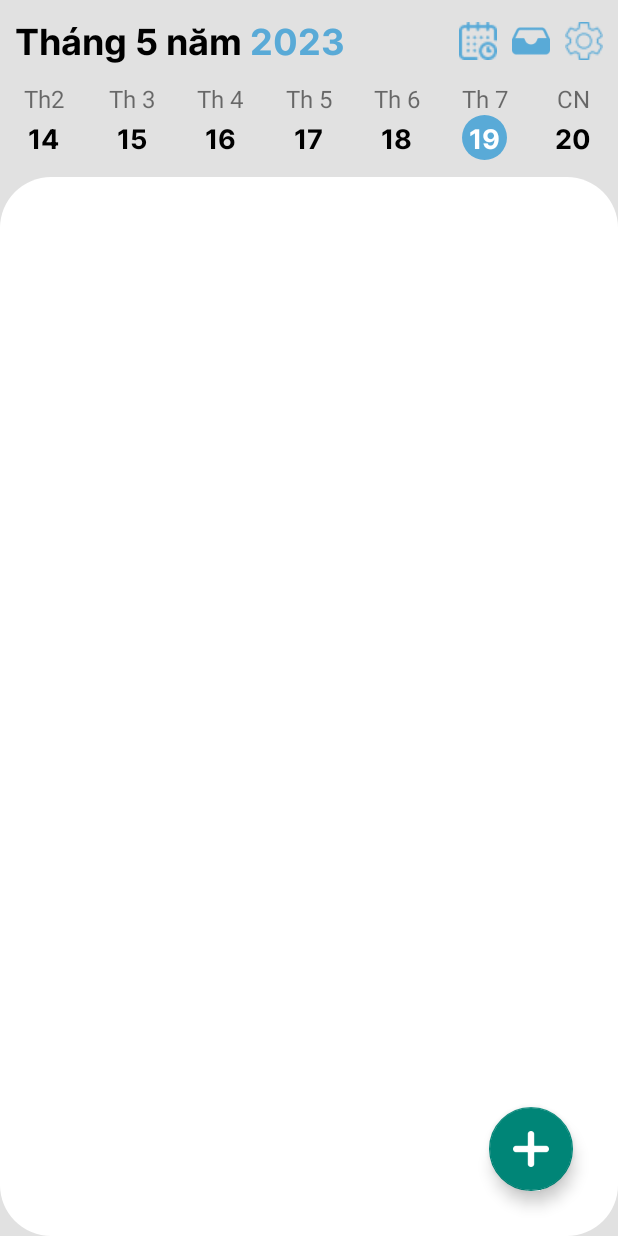
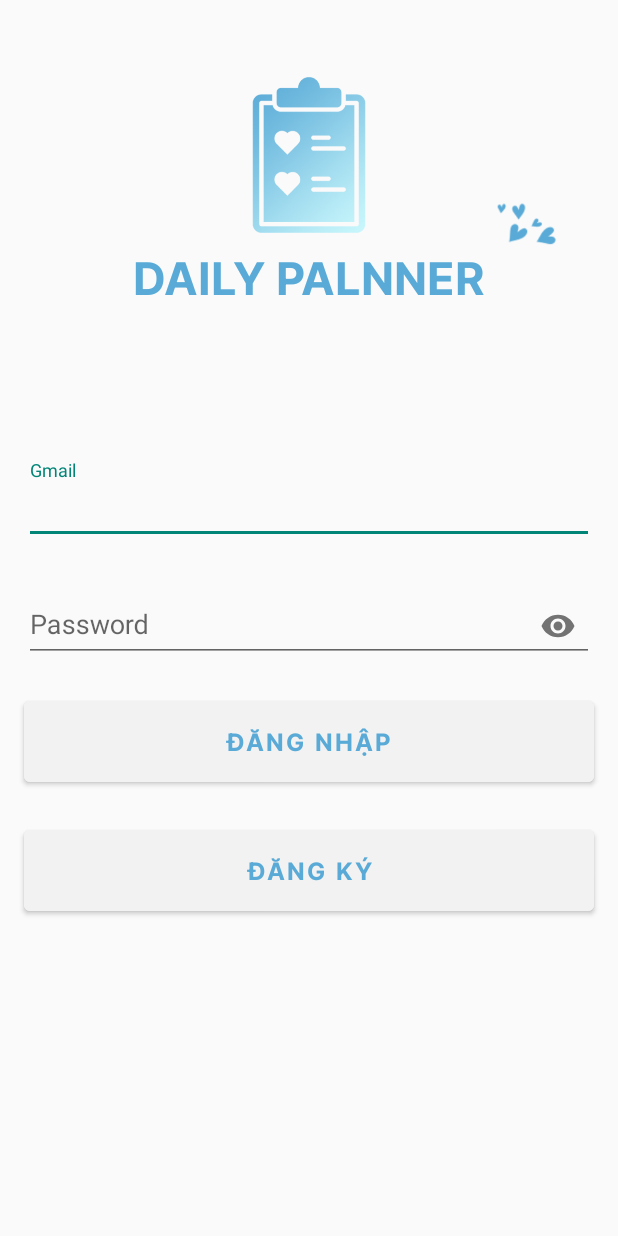
Before and after one commit to doanvu2000/Daily-Planner, an Android app: the screen it shows after launch (MainActivity before the commit, LoginActivity after it), on a phone screen of 412 x 824 dp. Run offline under Robolectric (Android 15) with nearby library versions, the phone set to English and light mode, and no system bars.

Commit message:
add splash, login, register account

```diff
--- a/app/src/main/java/com/dd/company/dailyplanner/data/api/PlanService.kt
+++ b/app/src/main/java/com/dd/company/dailyplanner/data/api/PlanService.kt
@@ -10,4 +10,7 @@ interface PlanService {
 
     @POST("api/v1/plans")
     fun syncPlan(@Query("email") email: String, @Body planBody: List<PlanEntity>): Call<Any>
+
+    @POST("api/v1/users")
+    fun registerAccount(@Body accountBody: AccountBody): Call<AccountResponse>
 }
--- a/app/src/main/java/com/dd/company/dailyplanner/ui/addplan/AddPlanActivity.kt
+++ b/app/src/main/java/com/dd/company/dailyplanner/ui/addplan/AddPlanActivity.kt
@@ -30,7 +30,7 @@ class AddPlanActivity : BaseActivity<ActivityAddPlanBinding>() {
     }
 
     private val email by lazy {
-        "huannd0101@gmail.com"
+        SharePreferenceUtil.get(SharePreferenceUtil.EMAIL_LOGIN)
     }
     private val day by lazy {
         intent?.extras?.getInt("day") ?: 0
--- a/app/src/main/java/com/dd/company/dailyplanner/ui/home/MainActivity.kt
+++ b/app/src/main/java/com/dd/company/dailyplanner/ui/home/MainActivity.kt
@@ -38,7 +38,7 @@ class MainActivity : BaseActivity<ActivityMainBinding>() {
         DialogPickDate(this)
     }
     private val email by lazy {
-        "huannd0101@gmail.com"
+        SharePreferenceUtil.get(SharePreferenceUtil.EMAIL_LOGIN)
     }
 
     override fun initView() {
--- /dev/null
+++ b/app/src/main/java/com/dd/company/dailyplanner/ui/login/LoginActivity.kt
@@ -0,0 +1,37 @@
+package com.dd.company.dailyplanner.ui.login
+
+import android.os.Bundle
+import androidx.appcompat.app.AppCompatActivity
+import com.dd.company.dailyplanner.databinding.ActivityLoginBinding
+import com.dd.company.dailyplanner.ui.home.MainActivity
+import com.dd.company.dailyplanner.utils.SharePreferenceUtil
+import com.dd.company.dailyplanner.utils.openActivity
+import com.dd.company.dailyplanner.utils.setOnSafeClick
+import com.dd.company.dailyplanner.utils.showToast
+
+class LoginActivity : AppCompatActivity() {
+    lateinit var binding: ActivityLoginBinding
+    override fun onCreate(savedInstanceState: Bundle?) {
+        super.onCreate(savedInstanceState)
+        binding = ActivityLoginBinding.inflate(layoutInflater)
+        setContentView(binding.root)
+        initListener()
+    }
+
+    private fun initListener() {
+        binding.btnRegister.setOnSafeClick {
+            openActivity(RegisterActivity::class.java)
+        }
+        binding.btnLogin.setOnSafeClick {
+            val email = binding.edtGmail.text.toString()
+            val password = binding.edtPassword.text.toString()
+            if (SharePreferenceUtil.get(email) == password) {
+                SharePreferenceUtil.save(SharePreferenceUtil.EMAIL_LOGIN, binding.edtGmail.text.toString())
+                openActivity(MainActivity::class.java)
+            } else {
+                showToast("Sai tài khoản hoặc mật khẩu!")
+            }
+        }
+    }
+
+}
--- /dev/null
+++ b/app/src/main/java/com/dd/company/dailyplanner/ui/splash/SplashActivity.kt
@@ -0,0 +1,23 @@
+package com.dd.company.dailyplanner.ui.splash
+
+import android.annotation.SuppressLint
+import android.os.Bundle
+import android.os.Handler
+import android.os.Looper
+import androidx.appcompat.app.AppCompatActivity
+import com.dd.company.dailyplanner.databinding.ActivitySplashBinding
+import com.dd.company.dailyplanner.ui.login.LoginActivity
+import com.dd.company.dailyplanner.utils.openActivity
+
+@SuppressLint("CustomSplashScreen")
+class SplashActivity : AppCompatActivity() {
+    lateinit var binding: ActivitySplashBinding
+    override fun onCreate(savedInstanceState: Bundle?) {
+        super.onCreate(savedInstanceState)
+        binding = ActivitySplashBinding.inflate(layoutInflater)
+        setContentView(binding.root)
+        Handler(Looper.getMainLooper()).postDelayed({
+            openActivity(LoginActivity::class.java)
+        }, 2000)
+    }
+}
--- /dev/null
+++ b/app/src/main/java/com/dd/company/dailyplanner/utils/DailyPlanApplication.kt
@@ -0,0 +1,10 @@
+package com.dd.company.dailyplanner.utils
+
+import android.app.Application
+
+class DailyPlanApplication : Application() {
+    override fun onCreate() {
+        super.onCreate()
+        SharePreferenceUtil.init(this)
+    }
+}
--- /dev/null
+++ b/app/src/main/java/com/dd/company/dailyplanner/utils/SharePreferenceUtil.kt
@@ -0,0 +1,22 @@
+package com.dd.company.dailyplanner.utils
+
+import android.content.Context
+import android.content.SharedPreferences
+
+object SharePreferenceUtil {
+    const val EMAIL_LOGIN = "email_login"
+
+    fun init(context: Context) {
+        sharePref = context.getSharedPreferences("Plan", Context.MODE_PRIVATE)
+    }
+
+    lateinit var sharePref: SharedPreferences
+
+    fun save(key: String, value: String) {
+        sharePref.edit().putString(key, value).apply()
+    }
+
+    fun get(key: String): String {
+        return sharePref.getString(key, "") ?: ""
+    }
+}
--- /dev/null
+++ b/app/src/main/res/layout/activity_login.xml
@@ -0,0 +1,125 @@
+<?xml version="1.0" encoding="utf-8"?>
+<RelativeLayout xmlns:android="http://schemas.android.com/apk/res/android"
+    xmlns:app="http://schemas.android.com/apk/res-auto"
+    xmlns:tools="http://schemas.android.com/tools"
+    android:layout_width="match_parent"
+    android:layout_height="match_parent"
+    tools:context=".ui.login.LoginActivity">
+
+    <androidx.constraintlayout.widget.ConstraintLayout
+        android:layout_width="match_parent"
+        android:layout_height="wrap_content">
+
+        <ImageView
+            android:id="@+id/imgLogo"
+            android:layout_width="120dp"
+            android:layout_height="120dp"
+            android:src="@drawable/ic_logo"
+            app:layout_constraintBottom_toBottomOf="parent"
+            app:layout_constraintEnd_toEndOf="parent"
+            app:layout_constraintStart_toStartOf="parent"
+            app:layout_constraintTop_toTopOf="parent" />
+
+        <TextView
+            android:id="@+id/tvTitle"
+            android:layout_width="wrap_content"
+            android:layout_height="wrap_content"
+            android:fontFamily="@font/inter_bold_700"
+            android:text="DAILY PALNNER"
+            android:textColor="@color/aqua"
+            android:textSize="30sp"
+            app:layout_constraintEnd_toEndOf="parent"
+            app:layout_constraintStart_toStartOf="parent"
+            app:layout_constraintTop_toBottomOf="@id/imgLogo" />
+
+        <ImageView
+            android:layout_width="70dp"
+            android:layout_height="70dp"
+            android:layout_marginStart="-10dp"
+            android:layout_marginTop="10dp"
+            android:layout_marginBottom="20dp"
+            android:adjustViewBounds="true"
+            android:src="@drawable/ic_heart_2"
+            app:layout_constraintBottom_toBottomOf="@id/tvTitle"
+            app:layout_constraintStart_toEndOf="@id/tvTitle" />
+    </androidx.constraintlayout.widget.ConstraintLayout>
+
+
+    <com.google.android.material.textfield.TextInputLayout
+        android:id="@+id/layoutGmail"
+        android:layout_width="match_parent"
+        android:layout_height="wrap_content"
+        android:layout_above="@id/layoutPassword"
+        android:layout_centerInParent="true"
+        android:layout_marginStart="16dp"
+        android:layout_marginLeft="16dp"
+        android:layout_marginEnd="16dp"
+        android:layout_marginRight="16dp">
+
+        <com.google.android.material.textfield.TextInputEditText
+            android:id="@+id/edtGmail"
+            android:layout_width="match_parent"
+            android:layout_height="wrap_content"
+            android:hint="Gmail" />
+    </com.google.android.material.textfield.TextInputLayout>
+
+    <com.google.android.material.textfield.TextInputLayout
+        android:id="@+id/layoutPassword"
+        android:layout_width="match_parent"
+        android:layout_height="wrap_content"
+        android:layout_centerInParent="true"
+        android:layout_marginStart="16dp"
+        android:layout_marginLeft="16dp"
+        android:layout_marginTop="20dp"
+        android:layout_marginEnd="16dp"
+        android:layout_marginRight="16dp"
+        app:layout_constraintEnd_toEndOf="parent"
+        app:layout_constraintStart_toStartOf="parent"
+        app:layout_constraintTop_toTopOf="parent"
+        app:passwordToggleEnabled="true">
+
+        <com.google.android.material.textfield.TextInputEditText
+            android:id="@+id/edtPassword"
+            android:layout_width="match_parent"
+            android:layout_height="wrap_content"
+            android:hint="Password"
+            android:inputType="textPassword" />
+    </com.google.android.material.textfield.TextInputLayout>
+
+    <com.google.android.material.button.MaterialButton
+        android:id="@+id/btnLogin"
+        android:layout_width="match_parent"
+        android:layout_height="wrap_content"
+        android:layout_below="@id/layoutPassword"
+        android:layout_marginStart="16dp"
+        android:layout_marginLeft="16dp"
+        android:layout_marginTop="20dp"
+        android:layout_marginEnd="16dp"
+        android:layout_marginRight="16dp"
+        android:backgroundTint="@color/grey_shadow"
+        android:fontFamily="@font/inter_bold_700"
+        android:paddingVertical="15dp"
+        android:text="Đăng nhập"
+        android:textColor="@color/aqua"
+        android:textSize="16dp"
+        android:theme="@style/Theme.MaterialComponents.Light" />
+
+    <com.google.android.material.button.MaterialButton
+        android:id="@+id/btnRegister"
+        android:layout_width="match_parent"
+        android:layout_height="wrap_content"
+        android:layout_below="@id/btnLogin"
+        android:layout_marginStart="16dp"
+        android:layout_marginLeft="16dp"
+        android:layout_marginTop="20dp"
+        android:layout_marginEnd="16dp"
+        android:layout_marginRight="16dp"
+        android:backgroundTint="@color/grey_shadow"
+        android:fontFamily="@font/inter_bold_700"
+        android:paddingVertical="15dp"
+        android:text="Đăng ký"
+        android:textColor="@color/aqua"
+        android:textSize="16dp"
+        android:theme="@style/Theme.MaterialComponents.Light" />
+
+</RelativeLayout>
```
Also changed, not shown: app/src/main/AndroidManifest.xml (+11 -1 lines), app/src/main/java/com/dd/company/dailyplanner/data/api/AccountBody.kt (added, +12 -0 lines), app/src/main/java/com/dd/company/dailyplanner/data/api/AccountResponse.kt (added, +8 -0 lines), app/src/main/java/com/dd/company/dailyplanner/ui/login/RegisterActivity.kt (added, +61 -0 lines), app/src/main/res/layout/activity_register.xml (added, +131 -0 lines), app/src/main/res/layout/activity_splash.xml (added, +49 -0 lines), app/src/main/res/drawable/ic_heart_2.png (added), app/src/main/res/drawable/icon_heart.png (added).
